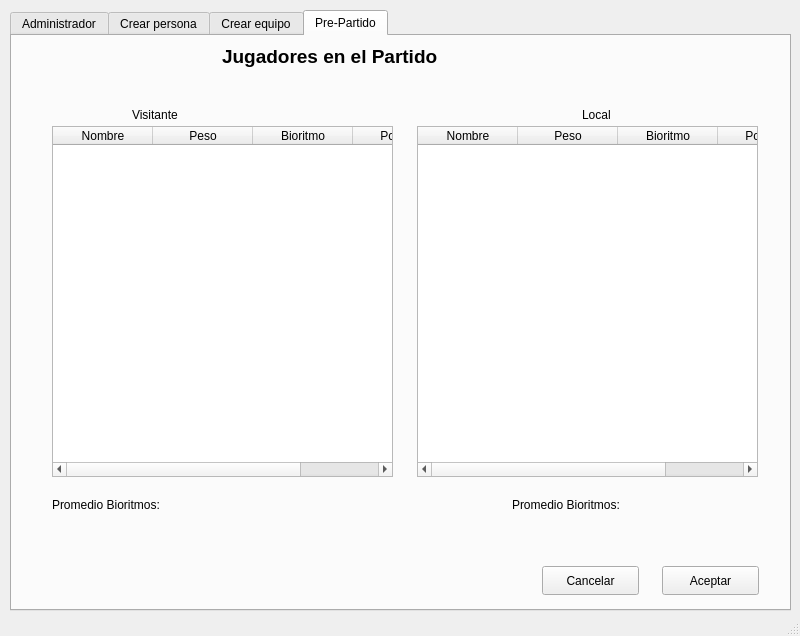
This is mainWtabs.ui in Jeancasoto/ThePlaceToBet as Qt 5 draws it before an edit. The edited form follows.
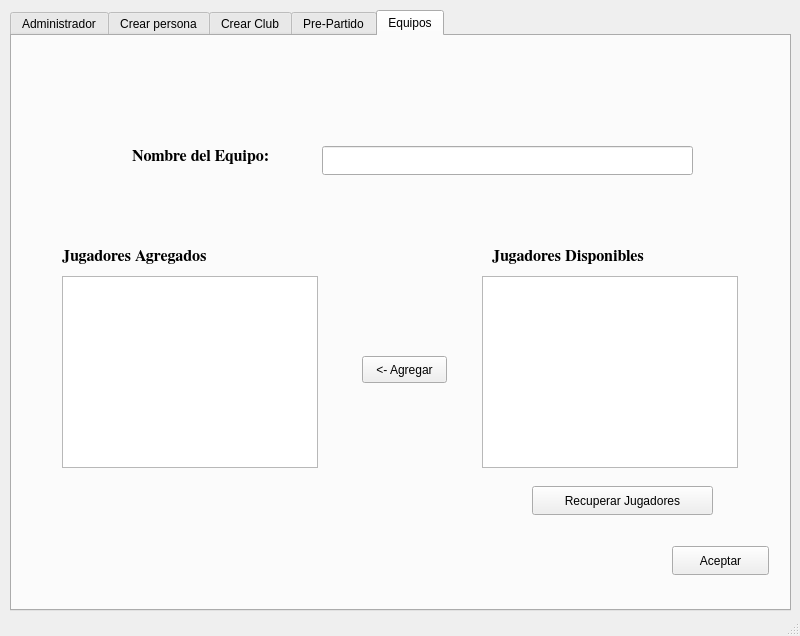
This is the edited form. The open tabs and pages were chosen to show the change. Icons and pictures are not drawn.

Commit message: GUI Mejorado y mejor conneccion con la base de datos

Diff of the .ui file:
```diff
--- a/mainWtabs.ui
+++ b/mainWtabs.ui
@@ -15,6 +15,9 @@
   </property>
   <widget class="QWidget" name="centralwidget">
    <widget class="QTabWidget" name="Log_in_admin">
+    <property name="enabled">
+     <bool>true</bool>
+    </property>
     <property name="geometry">
      <rect>
       <x>10</x>
@@ -32,7 +35,10 @@
     <property name="tabsClosable">
      <bool>false</bool>
     </property>
-    <widget class="QWidget" name="">
+    <widget class="QWidget" name="widget">
+     <property name="enabled">
+      <bool>true</bool>
+     </property>
      <attribute name="title">
       <string>Administrador</string>
      </attribute>
@@ -401,7 +407,7 @@
     </widget>
     <widget class="QWidget" name="tab_2">
      <attribute name="title">
-      <string>Crear equipo</string>
+      <string>Crear Club</string>
      </attribute>
      <widget class="QPushButton" name="botonCancelar">
       <property name="geometry">
@@ -697,19 +703,6 @@
        <string>Promedio Bioritmos:</string>
       </property>
      </widget>
-     <widget class="QPushButton" name="botonCancelar_2">
-      <property name="geometry">
-       <rect>
-        <x>530</x>
-        <y>530</y>
-        <width>97</width>
-        <height>29</height>
-       </rect>
-      </property>
-      <property name="text">
-       <string>Cancelar</string>
-      </property>
-     </widget>
      <widget class="QLabel" name="labelPromBRVis">
       <property name="geometry">
        <rect>
@@ -737,6 +730,149 @@
       </property>
      </widget>
     </widget>
+    <widget class="QWidget" name="tabEquipo">
+     <attribute name="title">
+      <string>Equipos</string>
+     </attribute>
+     <widget class="QPushButton" name="recuperarJugadores">
+      <property name="geometry">
+       <rect>
+        <x>520</x>
+        <y>450</y>
+        <width>181</width>
+        <height>29</height>
+       </rect>
+      </property>
+      <property name="text">
+       <string>Recuperar Jugadores</string>
+      </property>
+     </widget>
+     <widget class="QLabel" name="label_20">
+      <property name="geometry">
+       <rect>
+        <x>50</x>
+        <y>210</y>
+        <width>201</width>
+        <height>21</height>
+       </rect>
+      </property>
+      <property name="font">
+       <font>
+        <family>FreeSerif</family>
+        <pointsize>12</pointsize>
+        <weight>75</weight>
+        <bold>true</bold>
+       </font>
+      </property>
+      <property name="text">
+       <string>Jugadores Agregados</string>
+      </property>
+     </widget>
+     <widget class="QLabel" name="label_21">
+      <property name="geometry">
+       <rect>
+        <x>120</x>
+        <y>100</y>
+        <width>191</width>
+        <height>41</height>
+       </rect>
+      </property>
+      <property name="font">
+       <font>
+        <family>FreeSerif</family>
+        <pointsize>12</pointsize>
+        <weight>75</weight>
+        <bold>true</bold>
+       </font>
+      </property>
+      <property name="text">
+       <string>Nombre del Equipo:</string>
+      </property>
+      <property name="alignment">
+       <set>Qt::AlignLeading|Qt::AlignLeft|Qt::AlignVCenter</set>
+      </property>
+      <property name="wordWrap">
+       <bool>true</bool>
+      </property>
+     </widget>
+     <widget class="QListWidget" name="lista_jugadores_disp">
+      <property name="geometry">
+       <rect>
+        <x>470</x>
+        <y>240</y>
+        <width>256</width>
+        <height>192</height>
+       </rect>
+      </property>
+     </widget>
+     <widget class="QPushButton" name="boton_agregar__jug_equipo">
+      <property name="geometry">
+       <rect>
+        <x>350</x>
+        <y>320</y>
+        <width>85</width>
+        <height>27</height>
+       </rect>
+      </property>
+      <property name="text">
+       <string>&lt;- Agregar</string>
+      </property>
+     </widget>
+     <widget class="QLabel" name="label_22">
+      <property name="geometry">
+       <rect>
+        <x>480</x>
+        <y>210</y>
+        <width>201</width>
+        <height>21</height>
+       </rect>
+      </property>
+      <property name="font">
+       <font>
+        <family>FreeSerif</family>
+        <pointsize>12</pointsize>
+        <weight>75</weight>
+        <bold>true</bold>
+       </font>
+      </property>
+      <property name="text">
+       <string>Jugadores Disponibles</string>
+      </property>
+     </widget>
+     <widget class="QLineEdit" name="texto_nom_equipo">
+      <property name="geometry">
+       <rect>
+        <x>310</x>
+        <y>110</y>
+        <width>371</width>
+        <height>29</height>
+       </rect>
+      </property>
+     </widget>
+     <widget class="QListView" name="lista_jugadores_ag">
+      <property name="geometry">
+       <rect>
+        <x>50</x>
+        <y>240</y>
+        <width>256</width>
+        <height>192</height>
+       </rect>
+      </property>
+     </widget>
+     <widget class="QPushButton" name="boton_equipo_aceptar">
+      <property name="geometry">
+       <rect>
+        <x>660</x>
+        <y>510</y>
+        <width>97</width>
+        <height>29</height>
+       </rect>
+      </property>
+      <property name="text">
+       <string>Aceptar</string>
+      </property>
+     </widget>
+    </widget>
    </widget>
   </widget>
   <widget class="QStatusBar" name="statusbar"/>
```
Left out of the diff: 58 changed lines with no effect on the pictures. The commit also changes 3 other files.
